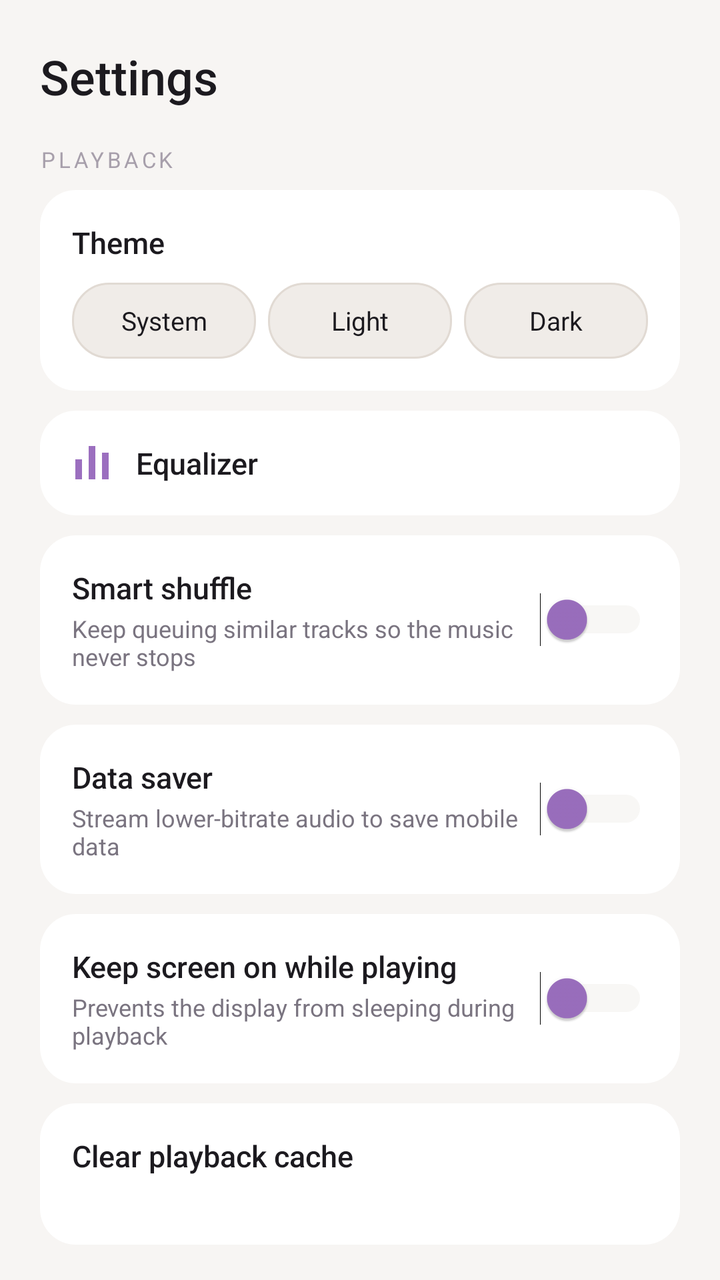
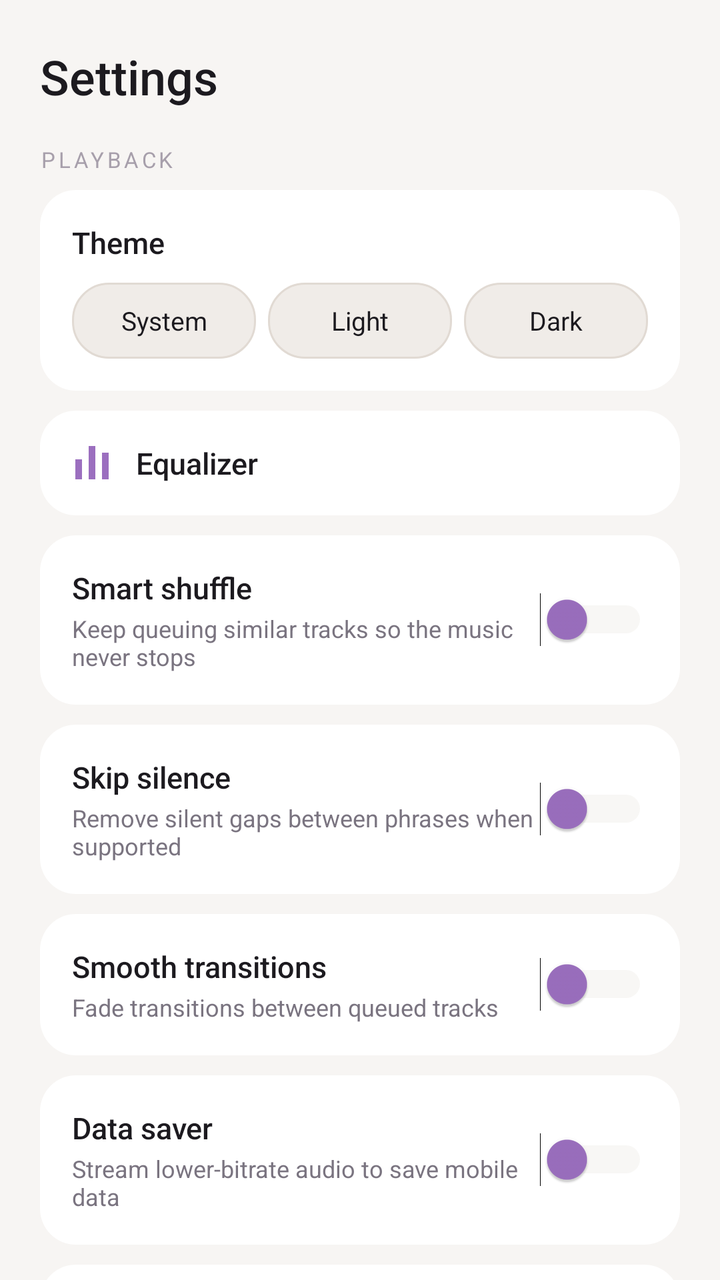

Before-and-after screenshots of an Android layout around one commit, followed by the original layout XML and the change that was made.
<!-- AndroidManifest.xml: application theme AppTheme -->
<!-- res/layout/screen_settings.xml -->
<?xml version="1.0" encoding="utf-8"?>
<ScrollView xmlns:android="http://schemas.android.com/apk/res/android"
    android:layout_width="match_parent"
    android:layout_height="match_parent"
    android:background="@color/bg_black"
    android:clipToPadding="false"
    android:scrollbars="none">

    <LinearLayout
        android:layout_width="match_parent"
        android:layout_height="wrap_content"
        android:orientation="vertical"
        android:paddingStart="20dp"
        android:paddingEnd="20dp"
        android:paddingTop="22dp"
        android:paddingBottom="24dp">

        <TextView
            android:layout_width="match_parent"
            android:layout_height="wrap_content"
            android:text="Settings"
            android:textColor="@color/text_primary"
            android:textSize="24sp"
            android:fontFamily="sans-serif-medium"
            android:layout_marginBottom="18dp" />

        <TextView
            android:layout_width="match_parent"
            android:layout_height="wrap_content"
            android:text="PLAYBACK"
            android:textColor="@color/text_faint"
            android:textSize="11sp"
            android:letterSpacing="0.14"
            android:layout_marginBottom="8dp" />

        
        <LinearLayout
            android:layout_width="match_parent"
            android:layout_height="wrap_content"
            android:orientation="vertical"
            android:background="@drawable/bg_card_rounded"
            android:padding="16dp"
            android:layout_marginBottom="10dp">

            <TextView
                android:layout_width="match_parent"
                android:layout_height="wrap_content"
                android:text="Theme"
                android:textColor="@color/text_primary"
                android:textSize="15sp"
                android:fontFamily="sans-serif-medium"
                android:layout_marginBottom="10dp" />

            <LinearLayout
                android:layout_width="match_parent"
                android:layout_height="wrap_content"
                android:orientation="horizontal">

                <TextView
                    android:id="@+id/theme_option_system"
                    android:layout_width="0dp"
                    android:layout_height="38dp"
                    android:layout_weight="1"
                    android:layout_marginEnd="6dp"
                    android:gravity="center"
                    android:text="System"
                    android:textSize="13sp"
                    android:textColor="@color/text_primary"
                    android:background="@drawable/selector_chip" />

                <TextView
                    android:id="@+id/theme_option_light"
                    android:layout_width="0dp"
                    android:layout_height="38dp"
                    android:layout_weight="1"
                    android:layout_marginEnd="6dp"
                    android:gravity="center"
                    android:text="Light"
                    android:textSize="13sp"
                    android:textColor="@color/text_primary"
                    android:background="@drawable/selector_chip" />

                <TextView
                    android:id="@+id/theme_option_dark"
                    android:layout_width="0dp"
                    android:layout_height="38dp"
                    android:layout_weight="1"
                    android:gravity="center"
                    android:text="Dark"
                    android:textSize="13sp"
                    android:textColor="@color/text_primary"
                    android:background="@drawable/selector_chip" />

            </LinearLayout>

        </LinearLayout>

        
        <LinearLayout
            android:id="@+id/settings_equalizer_row"
            android:layout_width="match_parent"
            android:layout_height="wrap_content"
            android:orientation="horizontal"
            android:gravity="center_vertical"
            android:background="@drawable/bg_card_rounded_pressed"
            android:padding="16dp"
            android:layout_marginBottom="10dp"
            android:clickable="true"
            android:focusable="true">

            <ImageView
                android:layout_width="20dp"
                android:layout_height="20dp"
                android:src="@drawable/ic_equalizer"
                android:tint="@color/accent"
                android:contentDescription="@null" />

            <TextView
                android:layout_width="0dp"
                android:layout_height="wrap_content"
                android:layout_weight="1"
                android:layout_marginStart="12dp"
                android:text="Equalizer"
                android:textColor="@color/text_primary"
                android:textSize="15sp"
                android:fontFamily="sans-serif-medium" />

        </LinearLayout>

        
        <LinearLayout
            android:layout_width="match_parent"
            android:layout_height="wrap_content"
            android:orientation="horizontal"
            android:gravity="center_vertical"
            android:background="@drawable/bg_card_rounded"
            android:padding="16dp"
            android:layout_marginBottom="10dp">

            <LinearLayout
                android:layout_width="0dp"
                android:layout_height="wrap_content"
                android:layout_weight="1"
                android:orientation="vertical">

                <TextView
                    android:layout_width="match_parent"
                    android:layout_height="wrap_content"
                    android:text="Smart shuffle"
                    android:textColor="@color/text_primary"
                    android:textSize="15sp"
                    android:fontFamily="sans-serif-medium" />

                <TextView
                    android:layout_width="match_parent"
                    android:layout_height="wrap_content"
                    android:layout_marginTop="2dp"
                    android:text="Keep queuing similar tracks so the music never stops"
                    android:textColor="@color/text_muted"
                    android:textSize="12sp" />

            </LinearLayout>

            <Switch
                android:id="@+id/switch_smart_shuffle"
                android:layout_width="wrap_content"
                android:layout_height="wrap_content"
                android:thumbTint="@color/accent"
                android:trackTint="@color/surface_3" />

        </LinearLayout>

        
        <LinearLayout
            android:layout_width="match_parent"
            android:layout_height="wrap_content"
            android:orientation="horizontal"
            android:gravity="center_vertical"
            android:background="@drawable/bg_card_rounded"
            android:padding="16dp"
            android:layout_marginBottom="10dp">

            <LinearLayout
                android:layout_width="0dp"
                android:layout_height="wrap_content"
                android:layout_weight="1"
                android:orientation="vertical">

                <TextView
                    android:layout_width="match_parent"
                    android:layout_height="wrap_content"
                    android:text="Data saver"
                    android:textColor="@color/text_primary"
                    android:textSize="15sp"
                    android:fontFamily="sans-serif-medium" />

                <TextView
                    android:layout_width="match_parent"
                    android:layout_height="wrap_content"
                    android:layout_marginTop="2dp"
                    android:text="Stream lower-bitrate audio to save mobile data"
                    android:textColor="@color/text_muted"
                    android:textSize="12sp" />

            </LinearLayout>

            <Switch
                android:id="@+id/switch_data_saver"
                android:layout_width="wrap_content"
                android:layout_height="wrap_content"
                android:thumbTint="@color/accent"
                android:trackTint="@color/surface_3" />

        </LinearLayout>

        
        <LinearLayout
            android:layout_width="match_parent"
            android:layout_height="wrap_content"
            android:orientation="horizontal"
            android:gravity="center_vertical"
            android:background="@drawable/bg_card_rounded"
            android:padding="16dp"
            android:layout_marginBottom="10dp">

            <LinearLayout
                android:layout_width="0dp"
                android:layout_height="wrap_content"
                android:layout_weight="1"
                android:orientation="vertical">

                <TextView
                    android:layout_width="match_parent"
                    android:layout_height="wrap_content"
                    android:text="Keep screen on while playing"
                    android:textColor="@color/text_primary"
                    android:textSize="15sp"
                    android:fontFamily="sans-serif-medium" />

                <TextView
                    android:layout_width="match_parent"
                    android:layout_height="wrap_content"
                    android:layout_marginTop="2dp"
                    android:text="Prevents the display from sleeping during playback"
                    android:textColor="@color/text_muted"
                    android:textSize="12sp" />

            </LinearLayout>

            <Switch
                android:id="@+id/switch_keep_screen_on"
                android:layout_width="wrap_content"
                android:layout_height="wrap_content"
                android:thumbTint="@color/accent"
                android:trackTint="@color/surface_3" />

        </LinearLayout>

        
        <LinearLayout
            android:layout_width="match_parent"
            android:layout_height="wrap_content"
            android:orientation="horizontal"
            android:gravity="center_vertical"
            android:background="@drawable/bg_card_rounded_pressed"
            android:padding="16dp"
            android:layout_marginBottom="10dp"
            android:id="@+id/settings_clear_cache_row"
            android:clickable="true"
            android:focusable="true">

            <LinearLayout
                android:layout_width="0dp"
                android:layout_height="wrap_content"
                android:layout_weight="1"
                android:orientation="vertical">

                <TextView
                    android:layout_width="match_parent"
                    android:layout_height="wrap_content"
                    android:text="Clear playback cache"
                    android:textColor="@color/text_primary"
                    android:textSize="15sp"
                    android:fontFamily="sans-serif-medium" />

                <TextView
                    android:id="@+id/settings_cache_size"
                    android:layout_width="match_parent"
                    android:layout_height="wrap_content"
                    android:layout_marginTop="2dp"
                    android:textColor="@color/text_muted"
                    android:textSize="12sp" />

            </LinearLayout>

        </LinearLayout>

        <TextView
            android:layout_width="match_parent"
            android:layout_height="wrap_content"
            android:text="ABOUT"
            android:textColor="@color/text_faint"
            android:textSize="11sp"
            android:letterSpacing="0.14"
            android:layout_marginTop="14dp"
            android:layout_marginBottom="8dp" />

        
        <LinearLayout
            android:layout_width="match_parent"
            android:layout_height="wrap_content"
            android:orientation="vertical"
            android:background="@drawable/bg_card_rounded"
            android:padding="18dp">

            <TextView
                android:layout_width="match_parent"
                android:layout_height="wrap_content"
                android:text="REO Music"
                android:textColor="@color/text_primary"
                android:textSize="17sp"
                android:fontFamily="sans-serif-medium" />

            <TextView
                android:id="@+id/version_label"
                android:layout_width="match_parent"
                android:layout_height="wrap_content"
                android:layout_marginTop="2dp"
                android:text="Version 1.0"
                android:textColor="@color/text_muted"
                android:textSize="12sp" />

            <View
                android:layout_width="match_parent"
                android:layout_height="1dp"
                android:layout_marginTop="14dp"
                android:layout_marginBottom="14dp"
                android:background="@color/divider" />

            <TextView
                android:layout_width="match_parent"
                android:layout_height="wrap_content"
                android:text="Owner"
                android:textColor="@color/text_faint"
                android:textSize="11sp"
                android:letterSpacing="0.1" />

            <TextView
                android:layout_width="match_parent"
                android:layout_height="wrap_content"
                android:layout_marginTop="2dp"
                android:text="Sleepingjassu"
                android:textColor="@color/accent_soft"
                android:textSize="15sp"
                android:fontFamily="sans-serif-medium" />

            <LinearLayout
                android:id="@+id/github_link"
                android:layout_width="match_parent"
                android:layout_height="wrap_content"
                android:layout_marginTop="12dp"
                android:orientation="horizontal"
                android:gravity="center_vertical"
                android:background="@drawable/ripple_circle_ghost"
                android:padding="10dp"
                android:clickable="true"
                android:focusable="true">

                <ImageView
                    android:layout_width="18dp"
                    android:layout_height="18dp"
                    android:src="@drawable/ic_github"
                    android:tint="@color/text_primary"
                    android:contentDescription="GitHub" />

                <TextView
                    android:layout_width="0dp"
                    android:layout_height="wrap_content"
                    android:layout_weight="1"
                    android:layout_marginStart="10dp"
                    android:text="github.com/Sleepingjassu"
                    android:textColor="@color/text_secondary"
                    android:textSize="13sp" />

            </LinearLayout>

        </LinearLayout>

    </LinearLayout>

</ScrollView>
<!-- resources referenced by this layout -->
<resources>
  <color name="accent">#9B6FBF</color>
  <color name="accent_soft">#B48FD4</color>
  <color name="bg_black">#F7F5F3</color>
  <color name="divider">#E1DAD3</color>
  <color name="surface_3">#E4DED8</color>
  <color name="text_faint">#A79FAB</color>
  <color name="text_muted">#7A7480</color>
  <color name="text_primary">#1C1A1F</color>
  <color name="text_secondary">#4A454E</color>
  <!-- drawable bg_card_rounded (drawable) -->
  <shape xmlns:android="http://schemas.android.com/apk/res/android" android:shape="rectangle">
      <corners android:radius="18dp"/>
      <solid android:color="@color/surface_1"/>
  </shape>
  <!-- drawable bg_card_rounded_pressed (drawable) -->
  <ripple xmlns:android="http://schemas.android.com/apk/res/android" android:color="#1EFFFFFF">
      <item android:drawable="@drawable/bg_card_rounded"/>
  </ripple>
  <!-- drawable ic_equalizer (drawable) -->
  <vector xmlns:android="http://schemas.android.com/apk/res/android"
      android:width="24dp" android:height="24dp"
      android:viewportWidth="24" android:viewportHeight="24">
      <path android:fillColor="#FFFFFF" android:pathData="M10,2h4v20h-4z"/>
      <path android:fillColor="#FFFFFF" android:pathData="M2,10h4v12H2z"/>
      <path android:fillColor="#FFFFFF" android:pathData="M18,6h4v16h-4z"/>
  </vector>
  <!-- drawable ripple_circle_ghost (drawable) -->
  <ripple xmlns:android="http://schemas.android.com/apk/res/android"
      android:color="#26FFFFFF">
      <item android:id="@android:id/mask">
          <shape android:shape="oval">
              <solid android:color="@android:color/white"/>
          </shape>
      </item>
      <item android:drawable="@drawable/bg_circle_ghost"/>
  </ripple>
  <!-- drawable selector_chip (drawable) -->
  <selector xmlns:android="http://schemas.android.com/apk/res/android">
      <item android:state_selected="true" android:drawable="@drawable/bg_chip_selected"/>
      <item android:drawable="@drawable/bg_chip"/>
  </selector>
  <style name="AppTheme" parent="Theme.AppCompat.DayNight.NoActionBar">
          <item name="android:fontFamily">sans-serif</item>
          <item name="android:windowBackground">@color/bg_black</item>
          <item name="android:statusBarColor">@color/bg_black</item>
          <item name="android:navigationBarColor">@color/bg_black</item>
          <item name="android:textColorHint">@color/text_muted</item>
          <item name="colorAccent">@color/accent</item>
          <item name="colorPrimary">@color/accent</item>
          <item name="colorControlActivated">@color/accent</item>
          <item name="colorControlNormal">@color/text_muted</item>
      </style>
  <color name="surface_1">#FFFFFF</color>
  <!-- drawable bg_circle_ghost (drawable) -->
  <shape xmlns:android="http://schemas.android.com/apk/res/android" android:shape="oval">
      <solid android:color="@color/surface_2"/>
  </shape>
  <!-- drawable bg_chip_selected (drawable) -->
  <shape xmlns:android="http://schemas.android.com/apk/res/android" android:shape="rectangle">
      <corners android:radius="18dp"/>
      <solid android:color="@color/accent"/>
  </shape>
  <!-- drawable bg_chip (drawable) -->
  <shape xmlns:android="http://schemas.android.com/apk/res/android" android:shape="rectangle">
      <corners android:radius="18dp"/>
      <solid android:color="@color/surface_2"/>
      <stroke android:width="1dp" android:color="@color/divider"/>
  </shape>
  <color name="surface_2">#F0ECE8</color>
  <!-- unchanged entries left out for length: 1 -->
</resources>

<!-- the commit's change to res/layout/screen_settings.xml (unified diff, before → after) -->
@@ -4,7 +4,8 @@
     android:layout_height="match_parent"
     android:background="@color/bg_black"
     android:clipToPadding="false"
-    android:scrollbars="none">
+    android:scrollbars="none"
+    android:scrollbarSize="0dp">
 
     <LinearLayout
         android:layout_width="match_parent"
@@ -179,6 +180,46 @@
             android:background="@drawable/bg_card_rounded"
             android:padding="16dp"
             android:layout_marginBottom="10dp">
+            <LinearLayout
+                android:layout_width="0dp"
+                android:layout_height="wrap_content"
+                android:layout_weight="1"
+                android:orientation="vertical">
+                <TextView android:layout_width="match_parent" android:layout_height="wrap_content" android:text="Skip silence" android:textColor="@color/text_primary" android:textSize="15sp" android:fontFamily="sans-serif-medium" />
+                <TextView android:layout_width="match_parent" android:layout_height="wrap_content" android:layout_marginTop="2dp" android:text="Remove silent gaps between phrases when supported" android:textColor="@color/text_muted" android:textSize="12sp" />
+            </LinearLayout>
+            <Switch android:id="@+id/switch_skip_silence" android:layout_width="wrap_content" android:layout_height="wrap_content" android:thumbTint="@color/accent" android:trackTint="@color/surface_3" />
+        </LinearLayout>
+
+        
+        <LinearLayout
+            android:layout_width="match_parent"
+            android:layout_height="wrap_content"
+            android:orientation="horizontal"
+            android:gravity="center_vertical"
+            android:background="@drawable/bg_card_rounded"
+            android:padding="16dp"
+            android:layout_marginBottom="10dp">
+            <LinearLayout
+                android:layout_width="0dp"
+                android:layout_height="wrap_content"
+                android:layout_weight="1"
+                android:orientation="vertical">
+                <TextView android:layout_width="match_parent" android:layout_height="wrap_content" android:text="Smooth transitions" android:textColor="@color/text_primary" android:textSize="15sp" android:fontFamily="sans-serif-medium" />
+                <TextView android:layout_width="match_parent" android:layout_height="wrap_content" android:layout_marginTop="2dp" android:text="Fade transitions between queued tracks" android:textColor="@color/text_muted" android:textSize="12sp" />
+            </LinearLayout>
+            <Switch android:id="@+id/switch_crossfade" android:layout_width="wrap_content" android:layout_height="wrap_content" android:thumbTint="@color/accent" android:trackTint="@color/surface_3" />
+        </LinearLayout>
+
+        
+        <LinearLayout
+            android:layout_width="match_parent"
+            android:layout_height="wrap_content"
+            android:orientation="horizontal"
+            android:gravity="center_vertical"
+            android:background="@drawable/bg_card_rounded"
+            android:padding="16dp"
+            android:layout_marginBottom="10dp">
 
             <LinearLayout
                 android:layout_width="0dp"
<!-- resource entries referenced after the edit -->
@@ -41,7 +41,7 @@
       <item android:state_selected="true" android:drawable="@drawable/bg_chip_selected"/>
       <item android:drawable="@drawable/bg_chip"/>
   </selector>
-  <style name="AppTheme" parent="Theme.AppCompat.DayNight.NoActionBar">
+  <style name="AppTheme" parent="Theme.Material3.DynamicColors.DayNight.NoActionBar">
           <item name="android:fontFamily">sans-serif</item>
           <item name="android:windowBackground">@color/bg_black</item>
           <item name="android:statusBarColor">@color/bg_black</item>
